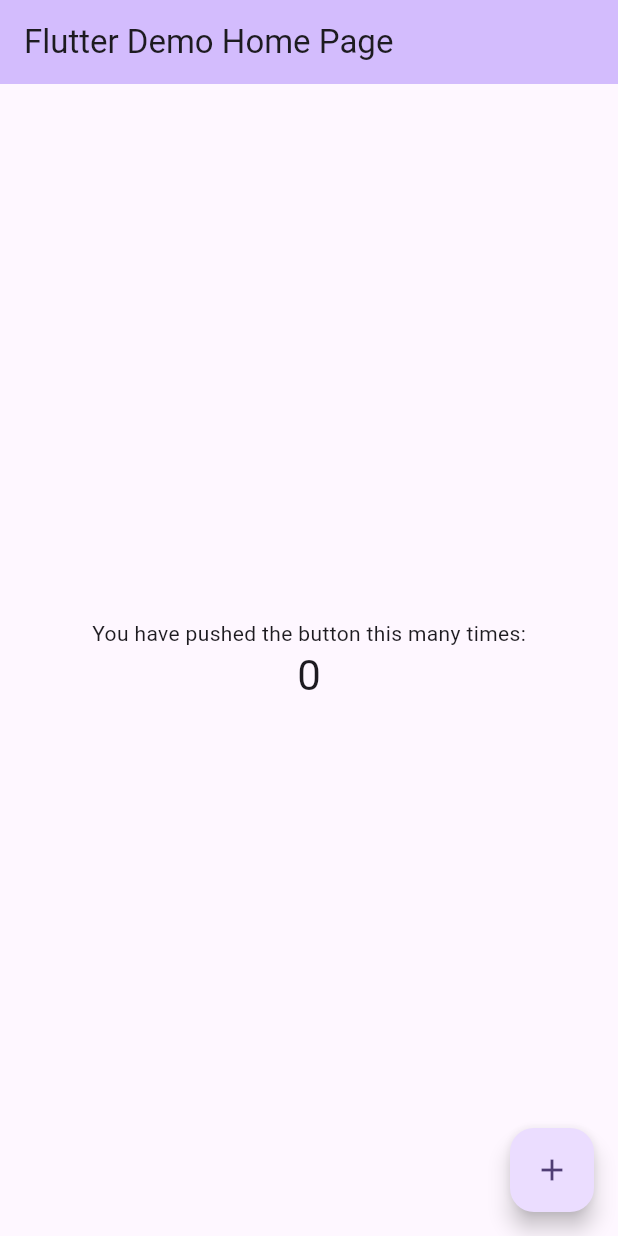
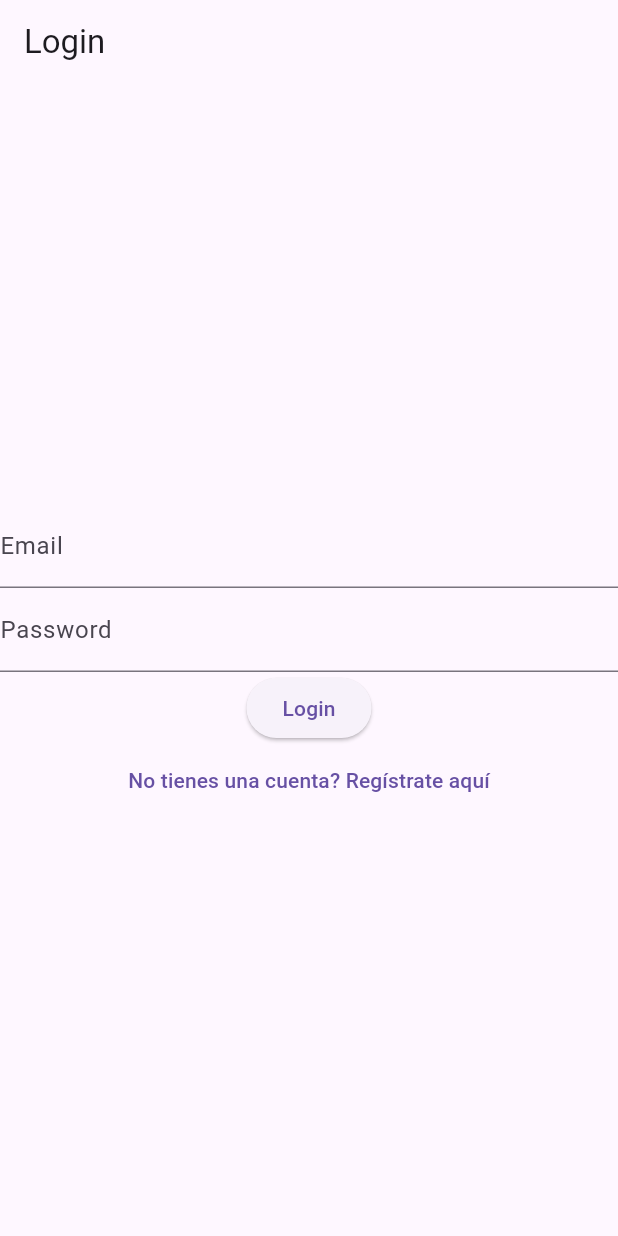
Before and after one commit to jordanlaguna/lab_4, a Flutter app: the screen it shows after launch, on a phone screen of 412 x 824 dp. Run offline on Flutter 3.47's test engine with Material 3 defaults, Android fonts, the phone set to English and light mode, and no system bars; our stand-ins replace sqflite; accounts and stored records are empty.

Commit message:
register

```diff
--- a/lib/main.dart
+++ b/lib/main.dart
@@ -1,125 +1,158 @@
 import 'package:flutter/material.dart';
+import 'package:lab_4/sql/database_helper.dart';
 
-void main() {
-  runApp(const MyApp());
+void main() async {
+  WidgetsFlutterBinding.ensureInitialized();
+  DatabaseHelper databaseHelper = DatabaseHelper();
+  await databaseHelper.initDatabase();
+  runApp(MyApp(databaseHelper: databaseHelper));
 }
 
 class MyApp extends StatelessWidget {
-  const MyApp({super.key});
+  final DatabaseHelper databaseHelper;
 
-  // This widget is the root of your application.
+  const MyApp({Key? key, required this.databaseHelper}) : super(key: key);
+
   @override
   Widget build(BuildContext context) {
     return MaterialApp(
       title: 'Flutter Demo',
       theme: ThemeData(
-        // This is the theme of your application.
-        //
-        // TRY THIS: Try running your application with "flutter run". You'll see
-        // the application has a purple toolbar. Then, without quitting the app,
-        // try changing the seedColor in the colorScheme below to Colors.green
-        // and then invoke "hot reload" (save your changes or press the "hot
-        // reload" button in a Flutter-supported IDE, or press "r" if you used
-        // the command line to start the app).
-        //
-        // Notice that the counter didn't reset back to zero; the application
-        // state is not lost during the reload. To reset the state, use hot
-        // restart instead.
-        //
-        // This works for code too, not just values: Most code changes can be
-        // tested with just a hot reload.
-        colorScheme: ColorScheme.fromSeed(seedColor: Colors.deepPurple),
-        useMaterial3: true,
+        primarySwatch: Colors.deepPurple,
       ),
-      home: const MyHomePage(title: 'Flutter Demo Home Page'),
+      home: LoginPage(databaseHelper: databaseHelper),
     );
   }
 }
 
-class MyHomePage extends StatefulWidget {
-  const MyHomePage({super.key, required this.title});
+class LoginPage extends StatelessWidget {
+  final DatabaseHelper databaseHelper;
 
-  // This widget is the home page of your application. It is stateful, meaning
-  // that it has a State object (defined below) that contains fields that affect
-  // how it looks.
-
-  // This class is the configuration for the state. It holds the values (in this
-  // case the title) provided by the parent (in this case the App widget) and
-  // used by the build method of the State. Fields in a Widget subclass are
-  // always marked "final".
-
-  final String title;
-
-  @override
-  State<MyHomePage> createState() => _MyHomePageState();
-}
-
-class _MyHomePageState extends State<MyHomePage> {
-  int _counter = 0;
-
-  void _incrementCounter() {
-    setState(() {
-      // This call to setState tells the Flutter framework that something has
-      // changed in this State, which causes it to rerun the build method below
-      // so that the display can reflect the updated values. If we changed
-      // _counter without calling setState(), then the build method would not be
-      // called again, and so nothing would appear to happen.
-      _counter++;
-    });
-  }
+  const LoginPage({Key? key, required this.databaseHelper}) : super(key: key);
 
   @override
   Widget build(BuildContext context) {
-    // This method is rerun every time setState is called, for instance as done
-    // by the _incrementCounter method above.
-    //
-    // The Flutter framework has been optimized to make rerunning build methods
-    // fast, so that you can just rebuild anything that needs updating rather
-    // than having to individually change instances of widgets.
+    final TextEditingController emailController = TextEditingController();
+    final TextEditingController passwordController = TextEditingController();
     return Scaffold(
       appBar: AppBar(
-        // TRY THIS: Try changing the color here to a specific color (to
-        // Colors.amber, perhaps?) and trigger a hot reload to see the AppBar
-        // change color while the other colors stay the same.
-        backgroundColor: Theme.of(context).colorScheme.inversePrimary,
-        // Here we take the value from the MyHomePage object that was created by
-        // the App.build method, and use it to set our appbar title.
-        title: Text(widget.title),
+        title: const Text('Login'),
       ),
       body: Center(
-        // Center is a layout widget. It takes a single child and positions it
-        // in the middle of the parent.
         child: Column(
-          // Column is also a layout widget. It takes a list of children and
-          // arranges them vertically. By default, it sizes itself to fit its
-          // children horizontally, and tries to be as tall as its parent.
-          //
-          // Column has various properties to control how it sizes itself and
-          // how it positions its children. Here we use mainAxisAlignment to
-          // center the children vertically; the main axis here is the vertical
-          // axis because Columns are vertical (the cross axis would be
-          // horizontal).
-          //
-          // TRY THIS: Invoke "debug painting" (choose the "Toggle Debug Paint"
-          // action in the IDE, or press "p" in the console), to see the
-          // wireframe for each widget.
           mainAxisAlignment: MainAxisAlignment.center,
           children: <Widget>[
-            const Text(
-              'You have pushed the button this many times:',
+            TextFormField(
+              controller: emailController,
+              decoration: const InputDecoration(
+                labelText: 'Email',
+              ),
             ),
-            Text(
-              '$_counter',
-              style: Theme.of(context).textTheme.headlineMedium,
+            TextFormField(
+              obscureText: true,
+              controller: passwordController,
+              decoration: const InputDecoration(
+                labelText: 'Password',
+              ),
+            ),
+            ElevatedButton(
+              onPressed: () {
+                databaseHelper
+                    .loginUser(
+                  emailController.text,
+                  passwordController.text,
+                )
+                    .then((value) {
+                  if (value.isNotEmpty) {
+                    print('User logged in: ${value.first}');
+                  } else {
+                    print('Invalid credentials');
+                  }
+                });
+              },
+              child: const Text('Login'),
+            ),
+            TextButton(
+              onPressed: () {
+                Navigator.push(
+                  context,
+                  MaterialPageRoute(
+                      builder: (context) =>
+                          RegisterPage(databaseHelper: databaseHelper)),
+                );
+              },
+              child: const Text('No tienes una cuenta? Regístrate aquí'),
             ),
           ],
         ),
       ),
-      floatingActionButton: FloatingActionButton(
-        onPressed: _incrementCounter,
-        tooltip: 'Increment',
-        child: const Icon(Icons.add),
-      ), // This trailing comma makes auto-formatting nicer for build methods.
     );
   }
 }
+
+class RegisterPage extends StatelessWidget {
+  final DatabaseHelper databaseHelper;
+
+  const RegisterPage({Key? key, required this.databaseHelper})
+      : super(key: key);
+
+  @override
+  Widget build(BuildContext context) {
+    final TextEditingController nameController = TextEditingController();
+    final TextEditingController emailController = TextEditingController();
+    final TextEditingController passwordController = TextEditingController();
+
+    return Scaffold(
+      appBar: AppBar(
+        title: const Text('Registro'),
+      ),
+      body: Center(
+        child: Padding(
+          padding: const EdgeInsets.all(16.0),
+          child: Column(
+            mainAxisAlignment: MainAxisAlignment.center,
+            children: <Widget>[
+              TextFormField(
+                controller: nameController,
+                decoration: const InputDecoration(
+                  labelText: 'Nombre',
+                ),
+              ),
+              TextFormField(
+                controller: emailController,
+                decoration: const InputDecoration(
+                  labelText: 'Email',
+                ),
+              ),
+              TextFormField(
+                controller: passwordController,
+                obscureText: true,
+                decoration: const InputDecoration(
+                  labelText: 'Contraseña',
+                ),
+              ),
+              const SizedBox(height: 20),
+              ElevatedButton(
+                onPressed: () async {
+                  int userId = await databaseHelper.registerUser(
+                    nameController.text,
+                    emailController.text,
+                    passwordController.text,
+                  );
+                  print('User registered with ID: $userId');
+                },
+                child: const Text('Registro'),
+              ),
+              TextButton(
+                onPressed: () {
+                  Navigator.pop(context);
+                },
+                child: const Text('Ya tienes una cuenta? Inicia sesión aquí'),
+              ),
+            ],
+          ),
+        ),
+      ),
+    );
+  }
+}
--- /dev/null
+++ b/lib/sql/database_helper.dart
@@ -0,0 +1,59 @@
+// ignore_for_file: unnecessary_null_comparison
+
+import 'package:sqflite/sqflite.dart';
+import 'package:path/path.dart';
+
+class DatabaseHelper {
+  static DatabaseHelper? _instance;
+  static late Database _database;
+
+  DatabaseHelper._();
+
+  factory DatabaseHelper() {
+    _instance ??= DatabaseHelper._();
+    return _instance!;
+  }
+
+  Future<Database> get database async {
+    if (_database != null) {
+      return _database;
+    }
+
+    _database = await initDatabase();
+    return _database;
+  }
+
+  Future<Database> initDatabase() async {
+    var databasesPath = await getDatabasesPath();
+    String path = join(databasesPath, 'demo.db');
+
+    _database = await openDatabase(path, version: 1,
+        onCreate: (Database db, int version) async {
+      await db.execute('''
+    CREATE TABLE IF NOT EXISTS Users (
+      id INTEGER PRIMARY KEY,
+      name TEXT,
+      email TEXT,
+      password TEXT
+    )
+  ''');
+    });
+
+    return _database;
+  }
+
+  Future<int> registerUser(String name, String email, String password) async {
+    Database db = await database;
+    return await db.rawInsert('''
+      INSERT INTO Users(name, email, password) VALUES(?, ?, ?)
+    ''', [name, email, password]);
+  }
+
+  Future<List<Map<String, dynamic>>> loginUser(
+      String email, String password) async {
+    Database db = await database;
+    return await db.rawQuery('''
+      SELECT * FROM Users WHERE email = ? AND password = ?
+    ''', [email, password]);
+  }
+}
```
